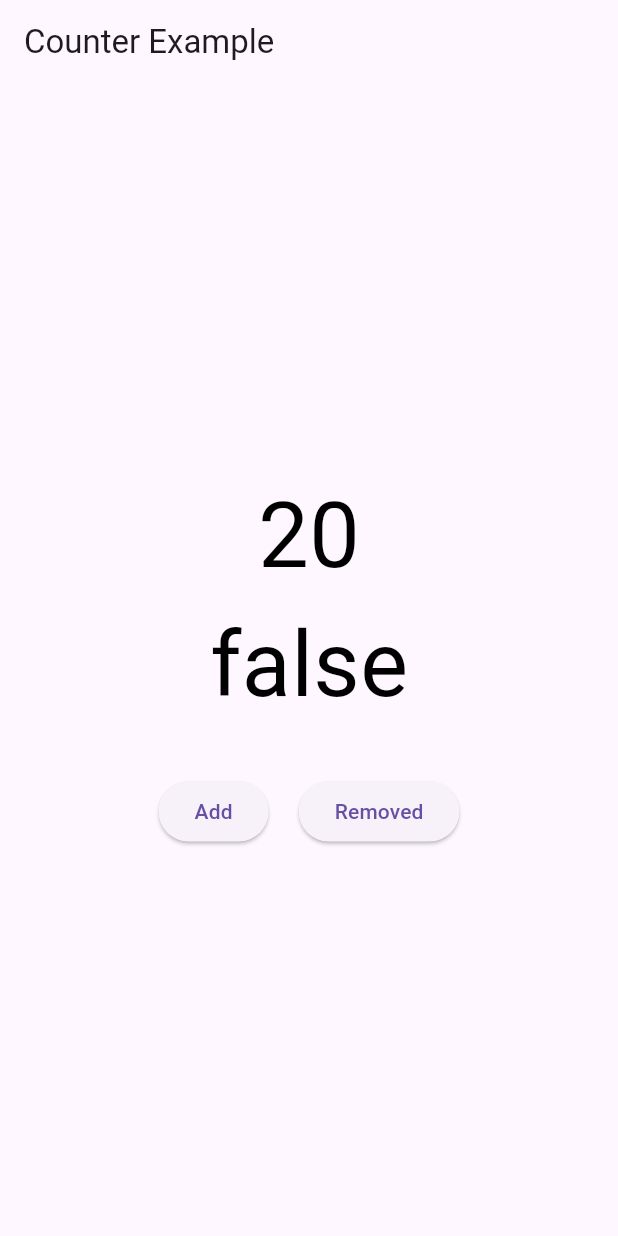
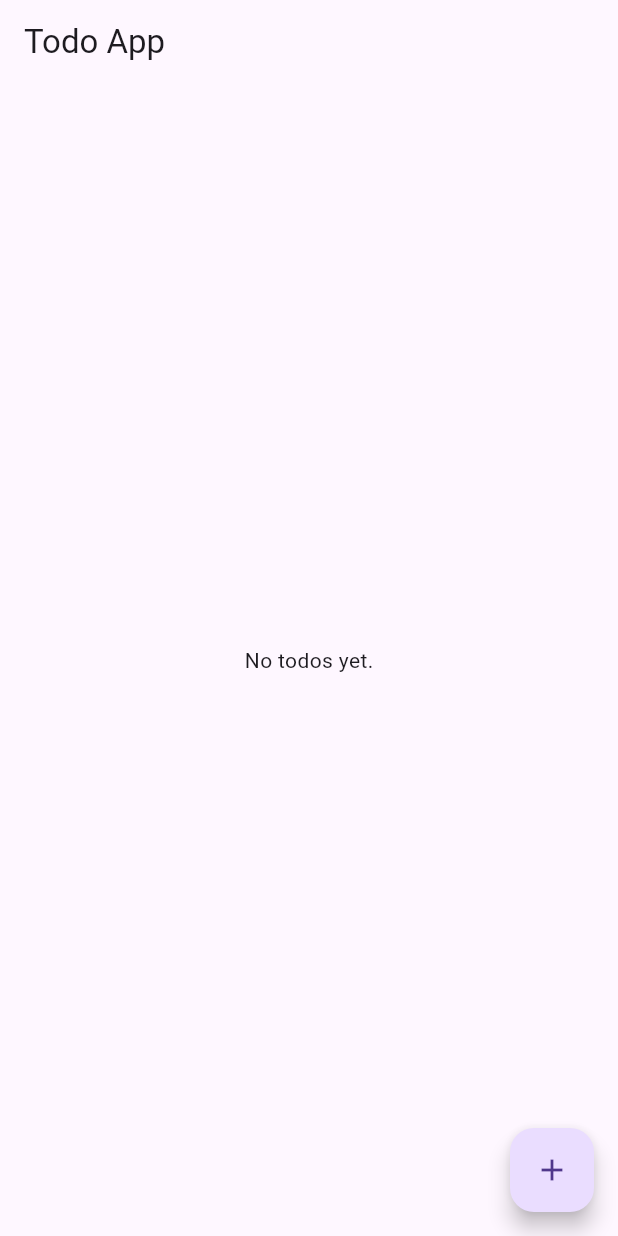
Before and after one commit to axiftaj/FLutter-Bloc-Tutorials, a Flutter app: the screen it shows after launch, on a phone screen of 412 x 824 dp. Run offline on Flutter 3.47's test engine with Material 3 defaults, Android fonts, the phone set to English and light mode, and no system bars; our stand-ins replace bloc, equatable, flutter_bloc, formz.

Commit message:
Todo examples added

```diff
--- a/lib/bloc/counter_bloc/counter_bloc.dart
+++ b/lib/bloc/counter_bloc/counter_bloc.dart
@@ -6,16 +6,16 @@ import 'package:flutter_bloc/flutter_bloc.dart';
 class CounterBloc extends Bloc<CounterEvent , CounterState>{
 
   CounterBloc() : super(const CounterState()){
-    on<CounterIncrement>(_increment);
-    on<CounterDecrement>(_decrement);
+    on<IncrementCounter>(_increment);
+    on<DecrementCounter>(_decrement);
     on<SwitchEvent>(_changeSwitchButton);
   }
 
-  void _increment(CounterIncrement event, Emitter<CounterState> emit) {
+  void _increment(IncrementCounter event, Emitter<CounterState> emit) {
     emit(state.copyWith(counter:  state.counter+ 1));
   }
 
-  void _decrement(CounterDecrement event, Emitter<CounterState> emit) {
+  void _decrement(DecrementCounter event, Emitter<CounterState> emit) {
     emit(
       state.copyWith(counter: state.counter - 1),
     );
--- a/lib/bloc/counter_bloc/counter_events.dart
+++ b/lib/bloc/counter_bloc/counter_events.dart
@@ -9,9 +9,8 @@ abstract class CounterEvent extends Equatable {
 }
 
 
-class CounterIncrement extends CounterEvent {}
+class IncrementCounter extends CounterEvent {}
 
-class CounterDecrement extends CounterEvent {}
-
+class DecrementCounter extends CounterEvent {}
 
 class SwitchEvent extends CounterEvent {}
--- a/lib/bloc/counter_bloc/counter_state.dart
+++ b/lib/bloc/counter_bloc/counter_state.dart
@@ -1,11 +1,10 @@
-
 import 'package:equatable/equatable.dart';
 
 class CounterState extends Equatable {
   final int counter;
   final bool isSwitchOn;
   const CounterState({
-    this.counter = 20,
+    this.counter = 0,
     this.isSwitchOn = false
   });
 
@@ -20,17 +19,3 @@ class CounterState extends Equatable {
   @override
   List<Object> get props => [ counter, isSwitchOn];
 }
-
-
-class SwitchState extends Equatable {
-  final bool isSwitchOn;
-
-  SwitchState(this.isSwitchOn);
-
-  SwitchState copyWith({bool? isSwitchOn}) {
-    return SwitchState(isSwitchOn ?? this.isSwitchOn);
-  }
-
-  @override
-  List<Object?> get props => [isSwitchOn];
-}
--- /dev/null
+++ b/lib/bloc/todo/to_do_bloc.dart
@@ -0,0 +1,27 @@
+import 'package:bloc/bloc.dart';
+import 'package:bloc_tutorials/bloc/todo/to_do_event.dart';
+import 'package:bloc_tutorials/bloc/todo/to_do_state.dart';
+
+
+
+
+
+class ToDoBloc extends Bloc<ToDoEvent, ToDoState> {
+
+  final List<String> todos = [];
+  ToDoBloc() : super(const ToDoState()) {
+    on<AddTodoEvent>(_addToEvent);
+    on<RemoveTodoEvent>(_removeEvent);
+  }
+
+  void _addToEvent(AddTodoEvent event, Emitter<ToDoState> emit){
+     todos.add(event.task);
+    emit(state.copyWith(todos: List.from(todos) ));
+  }
+
+  void _removeEvent(RemoveTodoEvent event, Emitter<ToDoState> emit){
+    todos.removeAt(event.index);
+    emit(state.copyWith(todos: List.from(todos)  ));
+  }
+
+}
--- /dev/null
+++ b/lib/bloc/todo/to_do_event.dart
@@ -0,0 +1,26 @@
+
+
+
+import 'package:equatable/equatable.dart';
+
+abstract class ToDoEvent extends Equatable {
+  const ToDoEvent();
+}
+
+class AddTodoEvent extends ToDoEvent {
+  final String task;
+
+  const AddTodoEvent(this.task);
+
+  @override
+  List<Object?> get props => [task];
+}
+
+class RemoveTodoEvent extends ToDoEvent {
+  final int index;
+
+  RemoveTodoEvent(this.index);
+
+  @override
+  List<Object?> get props => [index];
+}
--- /dev/null
+++ b/lib/bloc/todo/to_do_state.dart
@@ -0,0 +1,20 @@
+
+
+
+import 'package:equatable/equatable.dart';
+
+ class ToDoState extends Equatable {
+
+  final List<String> todos;
+
+  const ToDoState( { this.todos = const [] });
+
+  ToDoState copyWith({ List<String>? todos  }) {
+    return ToDoState(
+      todos: todos ?? this.todos,
+    );
+  }
+
+  @override
+  List<Object> get props => [ todos ];
+}
--- a/lib/main.dart
+++ b/lib/main.dart
@@ -2,9 +2,12 @@ import 'package:bloc_tutorials/bloc/counter_bloc/counter_bloc.dart';
 import 'package:bloc_tutorials/bloc/form_validation_bloc/my_form_bloc.dart';
 import 'package:bloc_tutorials/bloc/switch_bloc/switch_bloc.dart';
 import 'package:bloc_tutorials/view/counter/counter_screen.dart';
+import 'package:bloc_tutorials/view/todo/to_do_screen/to_do_screen.dart';
 
 import 'package:flutter/material.dart';
 import 'package:flutter_bloc/flutter_bloc.dart';
+
+import 'bloc/todo/to_do_bloc.dart';
 
 void main() {
   runApp(const MyApp());
@@ -21,6 +24,7 @@ class MyApp extends StatelessWidget {
           BlocProvider(create: (_) => CounterBloc()),
           BlocProvider(create: (_) => MyFormBloc()),
           BlocProvider(create: (_) => SwitchBloc()),
+          BlocProvider(create: (_) => ToDoBloc()),
 
         ],
         child: MaterialApp(
@@ -28,7 +32,7 @@ class MyApp extends StatelessWidget {
           theme: ThemeData(
             primarySwatch: Colors.blue,
           ),
-          home: CounterScreen(),
+          home: const ToDoScreen(),
         ));
   }
 }
--- a/lib/view/counter/counter_screen.dart
+++ b/lib/view/counter/counter_screen.dart
@@ -8,7 +8,6 @@ import 'package:flutter_bloc/flutter_bloc.dart';
 
 class CounterScreen extends StatefulWidget {
   const CounterScreen({Key? key}) : super(key: key);
-
   @override
   State<CounterScreen> createState() => _CounterScreenState();
 }
@@ -17,7 +16,6 @@ class _CounterScreenState extends State<CounterScreen> {
 
   @override
   Widget build(BuildContext context) {
-
     return Scaffold(
       appBar: AppBar(
         title: const Text('Counter Example'),
@@ -34,25 +32,25 @@ class _CounterScreenState extends State<CounterScreen> {
                     style: const TextStyle(color: Colors.black , fontSize: 60),));
                 }
             ),
-            BlocBuilder<CounterBloc , CounterState>(
-                buildWhen: (previous, current) => previous.isSwitchOn != current.isSwitchOn,
-                builder: (context, state){
-                  return Center(child: Text(state.isSwitchOn.toString() ,
-                    style: const TextStyle(color: Colors.black , fontSize: 60),));
-                }
-            ),
+            // BlocBuilder<CounterBloc , CounterState>(
+            //     buildWhen: (previous, current) => previous.isSwitchOn != current.isSwitchOn,
+            //     builder: (context, state){
+            //       return Center(child: Text(state.isSwitchOn.toString() ,
+            //         style: const TextStyle(color: Colors.black , fontSize: 60),));
+            //     }
+            // ),
             const SizedBox(height: 30,),
             Row(
               mainAxisAlignment: MainAxisAlignment.center,
               crossAxisAlignment: CrossAxisAlignment.center,
               children: [
                 ElevatedButton(onPressed: (){
-                  context.read<CounterBloc>().add(CounterIncrement());
+                  context.read<CounterBloc>().add(IncrementCounter());
                 }, child: const Text('Add')),
                 const SizedBox(width: 20,),
                 ElevatedButton(onPressed: (){
-                  context.read<CounterBloc>().add( SwitchEvent());
-                  context.read<CounterBloc>().add( CounterDecrement());
+              //    context.read<CounterBloc>().add( SwitchEvent());
+                  context.read<CounterBloc>().add( DecrementCounter());
                 }, child: const Text('Removed')),
               ],
             )
--- a/lib/view/notes_screen/notes_screen.dart
+++ /dev/null
@@ -1,16 +0,0 @@
-import 'package:flutter/material.dart';
-
-
-class NotesScreen extends StatefulWidget {
-  const NotesScreen({Key? key}) : super(key: key);
-
-  @override
-  State<NotesScreen> createState() => _NotesScreenState();
-}
-
-class _NotesScreenState extends State<NotesScreen> {
-  @override
-  Widget build(BuildContext context) {
-    return const Placeholder();
-  }
-}
--- /dev/null
+++ b/lib/view/todo/to_do_screen/to_do_screen.dart
@@ -0,0 +1,88 @@
+import 'package:bloc_tutorials/bloc/todo/to_do_bloc.dart';
+import 'package:bloc_tutorials/bloc/todo/to_do_state.dart';
+import 'package:flutter/material.dart';
+import 'package:flutter_bloc/flutter_bloc.dart';
+import '../../../bloc/todo/to_do_event.dart';
+
+class ToDoScreen extends StatefulWidget {
+  const ToDoScreen({Key? key}) : super(key: key);
+
+  @override
+  State<ToDoScreen> createState() => _ToDoScreenState();
+}
+
+class _ToDoScreenState extends State<ToDoScreen> {
+  @override
+  Widget build(BuildContext context) {
+    return Scaffold(
+      appBar: AppBar(
+        title: const Text('Todo App'),
+      ),
+      body: BlocBuilder<ToDoBloc, ToDoState>(
+        builder: (context, state) {
+          if (state.todos.isEmpty) {
+            return const Center(
+              child: Text('No todos yet.'),
+            );
+          } else if (state.todos.isNotEmpty) {
+            return ListView.builder(
+              itemCount: state.todos.length,
+              itemBuilder: (context, index) {
+                return ListTile(
+                  title: Text(state.todos[index]),
+                  trailing: IconButton(
+                    icon: const Icon(Icons.delete),
+                    onPressed: () {
+                      BlocProvider.of<ToDoBloc>(context)
+                          .add(RemoveTodoEvent(index));
+                    },
+                  ),
+                );
+              },
+            );
+          } else {
+            return Center(
+              child: Text('Unknown state.'),
+            );
+          }
+        },
+      ),
+      floatingActionButton: FloatingActionButton(
+        onPressed: () async {
+
+          BlocProvider.of<ToDoBloc>(context).add(AddTodoEvent('hello'));
+          // String task = await showDialog(
+          //   context: context,
+          //   builder: (BuildContext context) {
+          //     return AlertDialog(
+          //       title: Text('Add Todo'),
+          //       content: TextField(
+          //         onChanged: (value) {},
+          //       ),
+          //       actions: [
+          //         TextButton(
+          //           onPressed: () {
+          //             Navigator.pop(context);
+          //           },
+          //           child: Text('Cancel'),
+          //         ),
+          //         TextButton(
+          //           onPressed: () {
+          //             Navigator.pop(context, "Task added!");
+          //           },
+          //           child: Text('Add'),
+          //         ),
+          //       ],
+          //     );
+          //   },
+          // );
+          //
+          // if (task != null && task.isNotEmpty) {
+          //
+          // }
+        },
+        child: Icon(Icons.add),
+      ),
+    );
+  }
+}
```
